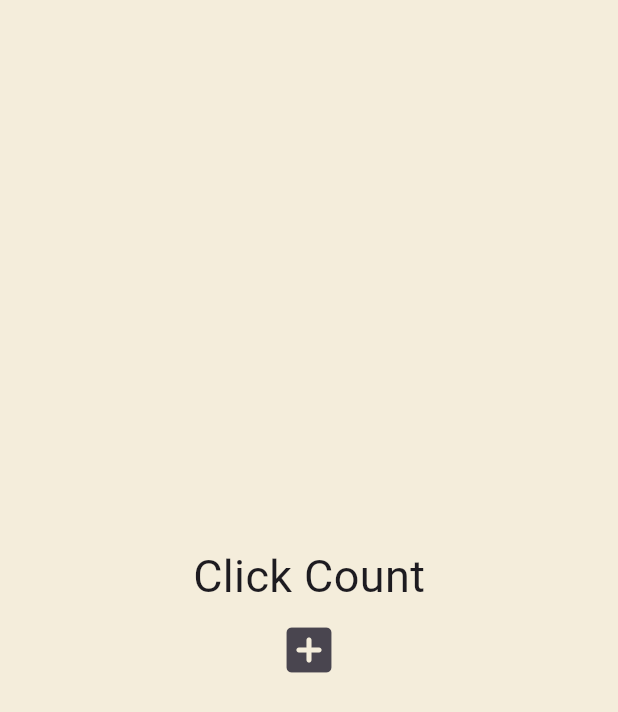
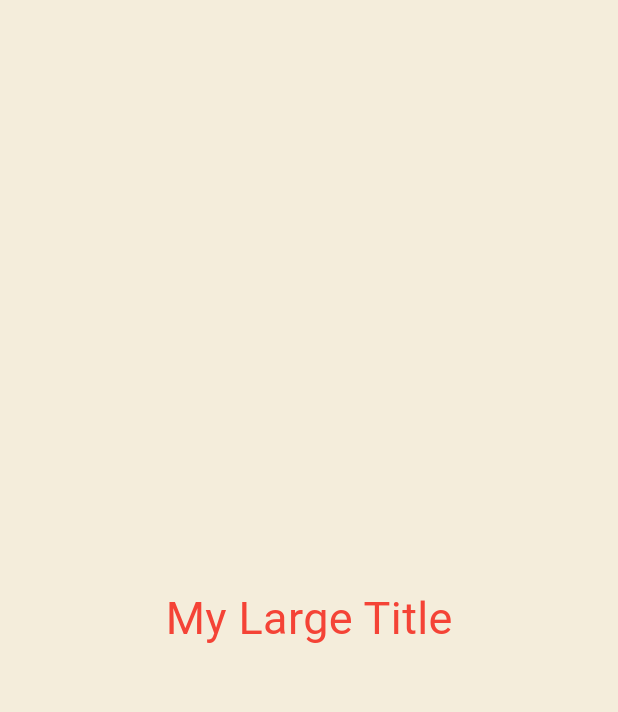
Before and after one commit to kimminsic/flutterStudy, a Flutter app: the screen it shows after launch, on a phone screen of 412 x 824 dp. Shown: the top 712 px of the screen. Run offline on Flutter 3.47's test engine with Material 3 defaults, Android fonts, the light colour scheme and no system bars.

Commit message:
Flutter 로 웹툰 앱 만들기 #4.3 BuildContext

```diff
--- a/widget/lib/main.dart
+++ b/widget/lib/main.dart
@@ -12,34 +12,36 @@ class App extends StatefulWidget {
 }
 
 class _AppState extends State<App> {
-  List<int> numbers = [];
-
-  void onClicked() {
-    setState(() {
-      numbers.add(numbers.length);
-    });
-  }
-
   @override
   Widget build(BuildContext context) {
     return MaterialApp(
+      theme: ThemeData(
+        textTheme: TextTheme(titleLarge: TextStyle(color: Colors.red)),
+      ),
       home: Scaffold(
         backgroundColor: Color(0xFFF4EDDB),
         body: Center(
           child: Column(
             mainAxisAlignment: MainAxisAlignment.center,
-            children: [
-              Text('Click Count', style: TextStyle(fontSize: 30)),
-              for (var n in numbers) Text('$n'),
-              IconButton(
-                iconSize: 40,
-                onPressed: onClicked,
-                icon: Icon(Icons.add_box_rounded),
-              ),
-            ],
+            children: const [MyLargeTitle()],
           ),
         ),
       ),
     );
   }
 }
+
+class MyLargeTitle extends StatelessWidget {
+  const MyLargeTitle({super.key});
+
+  @override
+  Widget build(BuildContext context) {
+    return Text(
+      'My Large Title',
+      style: TextStyle(
+        fontSize: 30,
+        color: Theme.of(context).textTheme.titleLarge?.color,
+      ),
+    );
+  }
+}
```
